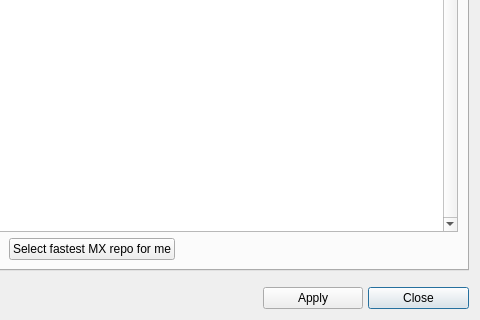
Qt form mxrepomanager.ui (AdrianTM/mx-repo-manager) before a commit; both pictures show x 297 to 777 and y 530 to 850 of the 777 by 850 pixel window.
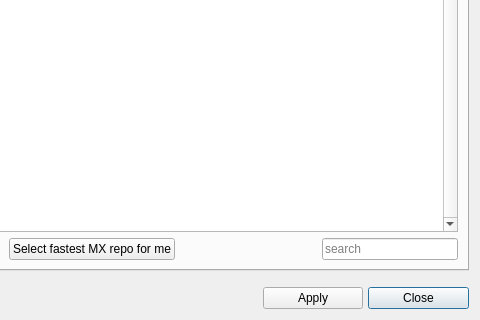
The same form after that commit. Icons and pictures are not drawn.

Commit message: add search field

```diff
--- a/mxrepomanager.ui
+++ b/mxrepomanager.ui
@@ -60,6 +60,19 @@
       </attribute>
       <layout class="QGridLayout" name="gridLayout_2">
        <item row="2" column="1">
+        <spacer name="horizontalSpacer_4">
+         <property name="orientation">
+          <enum>Qt::Horizontal</enum>
+         </property>
+         <property name="sizeHint" stdset="0">
+          <size>
+           <width>40</width>
+           <height>20</height>
+          </size>
+         </property>
+        </spacer>
+       </item>
+       <item row="2" column="2">
         <widget class="QPushButton" name="pushFastestMX">
          <property name="sizePolicy">
           <sizepolicy hsizetype="Fixed" vsizetype="Fixed">
@@ -89,7 +102,20 @@
          </property>
         </spacer>
        </item>
-       <item row="0" column="0" colspan="3">
+       <item row="2" column="4">
+        <widget class="QLineEdit" name="lineSearch">
+         <property name="text">
+          <string/>
+         </property>
+         <property name="placeholderText">
+          <string>search</string>
+         </property>
+         <property name="clearButtonEnabled">
+          <bool>true</bool>
+         </property>
+        </widget>
+       </item>
+       <item row="0" column="0" colspan="5">
         <widget class="QListWidget" name="listWidget">
          <property name="verticalScrollBarPolicy">
           <enum>Qt::ScrollBarAlwaysOn</enum>
@@ -123,8 +149,8 @@
          </property>
         </widget>
        </item>
-       <item row="2" column="2">
-        <spacer name="horizontalSpacer_4">
+       <item row="2" column="3">
+        <spacer name="horizontalSpacer_5">
          <property name="orientation">
           <enum>Qt::Horizontal</enum>
          </property>
```
Left out of the diff: 2 changed lines with no effect on the pictures. The commit also changes 37 other files.
